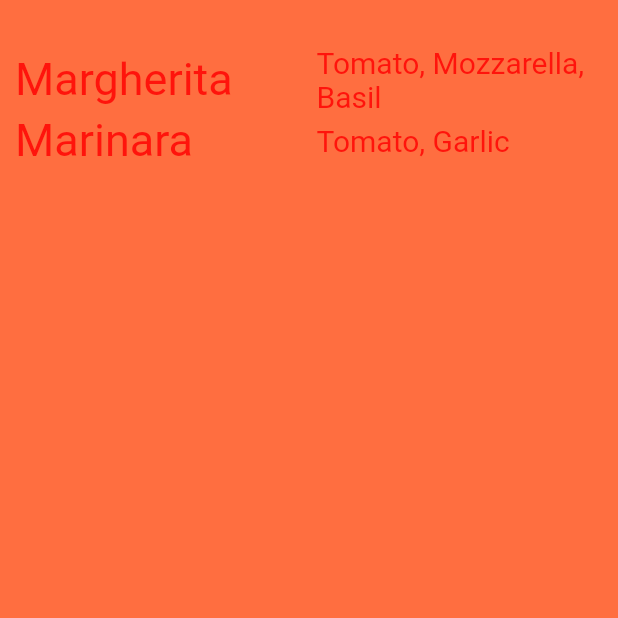
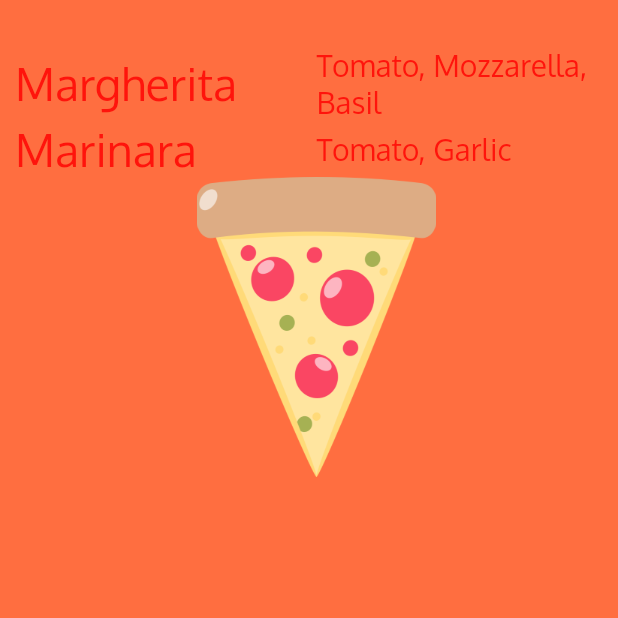
Before and after one commit to avoltis/Pizza-Order, a Flutter app: the screen it shows after launch, on a phone screen of 412 x 824 dp, the top half of it. Run offline on Flutter 3.47's test engine with Material 2 defaults, Android fonts, the phone set to English and light mode, and no system bars.

Commit message:
add main image

```diff
--- a/lib/ui/home.dart
+++ b/lib/ui/home.dart
@@ -49,8 +49,19 @@ class Home extends StatelessWidget {
                             fontFamily: "Oxygen",
                             fontWeight: FontWeight.normal)))
               ],
-            )
+            ),
+            PizzaImageWidget()
               ],
             )));
   }
 }
+
+class PizzaImageWidget extends StatelessWidget {
+  @override
+  Widget build(BuildContext context) {
+    AssetImage pizzaAsset = AssetImage('lib/images/pizzaslicebig.png');
+    Image image = Image(image: pizzaAsset, width: 200.0, height: 200.0);
+
+    return Container(child: image);
+  }
+}
```
Also changed, not shown: pubspec.yaml (+5 -6 lines), lib/images/pizzaslicebig.png (added).
